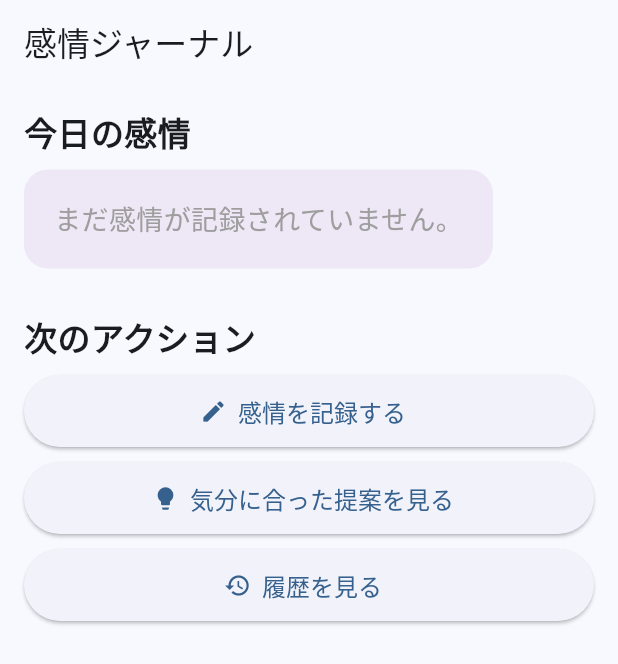
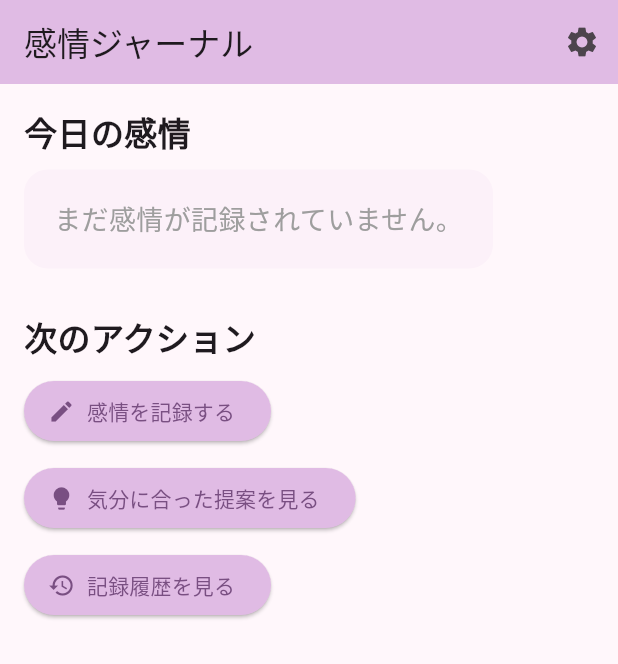
Before and after one commit to saitouruna/flutter_application_1, a Flutter app: the screen it shows after launch, on a phone screen of 412 x 824 dp. Shown: the top 664 px of the screen. Run offline on Flutter 3.47's test engine with Material 3 defaults, Android fonts, the phone set to English and light mode, and no system bars; our stand-ins replace sqflite; accounts and stored records are empty.

Commit message:
設定画面で色の変更機能を追加

```diff
--- a/lib/providers/theme_provider.dart
+++ b/lib/providers/theme_provider.dart
@@ -1,7 +1,7 @@
 import 'package:flutter/material.dart';
 
 class ThemeProvider extends ChangeNotifier {
-  Color _primaryColor = Colors.blue;
+  Color _primaryColor = const Color(0xFFE0BBE4);
 
   Color get primaryColor => _primaryColor;
 
--- a/lib/screens/home_screen.dart
+++ b/lib/screens/home_screen.dart
@@ -1,8 +1,10 @@
 import 'package:flutter/material.dart';
 import 'package:provider/provider.dart';
 import '../providers/emotion_provider.dart';
+import '../providers/theme_provider.dart';
 import 'emotion_record_screen.dart';
 import 'suggestion_screen.dart';
+import 'settings_screen.dart';
 import 'history_screen.dart';
 
 class HomeScreen extends StatelessWidget {
@@ -11,27 +13,68 @@ class HomeScreen extends StatelessWidget {
   @override
   Widget build(BuildContext context) {
     final emotionProvider = Provider.of<EmotionProvider>(context);
+    final themeProvider = Provider.of<ThemeProvider>(context);
 
     return Scaffold(
       appBar: AppBar(
         title: const Text('感情ジャーナル'),
+        backgroundColor: themeProvider.primaryColor,
+        actions: [
+          IconButton(
+            icon: const Icon(Icons.settings),
+            onPressed: () {
+              Navigator.push(
+                context,
+                MaterialPageRoute(builder: (_) => const SettingsScreen()),
+              );
+            },
+          ),
+        ],
       ),
-      body: SingleChildScrollView(
+      body: Padding(
         padding: const EdgeInsets.all(16.0),
         child: Column(
           crossAxisAlignment: CrossAxisAlignment.start,
           children: [
-            const SectionTitle(title: '今日の感情'),
+            const Text(
+              '今日の感情',
+              style: TextStyle(fontSize: 22, fontWeight: FontWeight.bold),
+            ),
             const SizedBox(height: 10),
-            EmotionCard(emotion: emotionProvider.selectedEmotion),
+            Container(
+              padding: const EdgeInsets.all(20),
+              decoration: BoxDecoration(
+                color: themeProvider.primaryColor.withOpacity(0.1),
+                borderRadius: BorderRadius.circular(16),
+              ),
+              child: emotionProvider.selectedEmotion != null
+                  ? Row(
+                      children: [
+                        const Icon(Icons.emoji_emotions, size: 32),
+                        const SizedBox(width: 10),
+                        Text(
+                          emotionProvider.selectedEmotion!,
+                          style: const TextStyle(fontSize: 20),
+                        ),
+                      ],
+                    )
+                  : const Text(
+                      'まだ感情が記録されていません。',
+                      style: TextStyle(fontSize: 18, color: Colors.grey),
+                    ),
+            ),
             const SizedBox(height: 30),
-
-            const SectionTitle(title: '次のアクション'),
+            const Text(
+              '次のアクション',
+              style: TextStyle(fontSize: 22, fontWeight: FontWeight.bold),
+            ),
             const SizedBox(height: 10),
-
-            ActionButton(
-              icon: Icons.edit,
-              label: '感情を記録する',
+            ElevatedButton.icon(
+              icon: const Icon(Icons.edit),
+              label: const Text('感情を記録する'),
+              style: ElevatedButton.styleFrom(
+                backgroundColor: themeProvider.primaryColor,
+              ),
               onPressed: () {
                 Navigator.push(
                   context,
@@ -40,10 +83,12 @@ class HomeScreen extends StatelessWidget {
               },
             ),
             const SizedBox(height: 10),
-
-            ActionButton(
-              icon: Icons.lightbulb,
-              label: '気分に合った提案を見る',
+            ElevatedButton.icon(
+              icon: const Icon(Icons.lightbulb),
+              label: const Text('気分に合った提案を見る'),
+              style: ElevatedButton.styleFrom(
+                backgroundColor: themeProvider.primaryColor,
+              ),
               onPressed: () {
                 Navigator.push(
                   context,
@@ -52,10 +97,12 @@ class HomeScreen extends StatelessWidget {
               },
             ),
             const SizedBox(height: 10),
-
-            ActionButton(
-              icon: Icons.history,
-              label: '履歴を見る',
+            ElevatedButton.icon(
+              icon: const Icon(Icons.history),
+              label: const Text('記録履歴を見る'),
+              style: ElevatedButton.styleFrom(
+                backgroundColor: themeProvider.primaryColor,
+              ),
               onPressed: () {
                 Navigator.push(
                   context,
@@ -69,73 +116,3 @@ class HomeScreen extends StatelessWidget {
     );
   }
 }
-
-class SectionTitle extends StatelessWidget {
-  final String title;
-  const SectionTitle({super.key, required this.title});
-
-  @override
-  Widget build(BuildContext context) {
-    return Text(
-      title,
-      style: const TextStyle(fontSize: 22, fontWeight: FontWeight.bold),
-    );
-  }
-}
-
-class EmotionCard extends StatelessWidget {
-  final String? emotion;
-  const EmotionCard({super.key, required this.emotion});
-
-  @override
-  Widget build(BuildContext context) {
-    return Container(
-      padding: const EdgeInsets.all(20),
-      decoration: BoxDecoration(
-        color: Colors.deepPurple.shade50,
-        borderRadius: BorderRadius.circular(16),
-      ),
-      child: emotion != null
-          ? Row(
-              children: [
-                const Icon(Icons.emoji_emotions, size: 32, color: Colors.deepPurple),
-                const SizedBox(width: 10),
-                Text(
-                  emotion!,
-                  style: const TextStyle(fontSize: 20, fontWeight: FontWeight.w500),
-                ),
-              ],
-            )
-          : const Text(
-              'まだ感情が記録されていません。',
-              style: TextStyle(fontSize: 18, color: Colors.grey),
-            ),
-    );
-  }
-}
-
-class ActionButton extends StatelessWidget {
-  final IconData icon;
-  final String label;
-  final VoidCallback onPressed;
-
-  const ActionButton({
-    super.key,
-    required this.icon,
-    required this.label,
-    required this.onPressed,
-  });
-
-  @override
-  Widget build(BuildContext context) {
-    return ElevatedButton.icon(
-      icon: Icon(icon),
-      label: Text(label),
-      onPressed: onPressed,
-      style: ElevatedButton.styleFrom(
-        minimumSize: const Size.fromHeight(48),
-        textStyle: const TextStyle(fontSize: 16),
-      ),
-    );
-  }
-}
--- a/lib/screens/settings_screen.dart
+++ b/lib/screens/settings_screen.dart
@@ -6,11 +6,11 @@ class SettingsScreen extends StatelessWidget {
   const SettingsScreen({super.key});
 
   final List<Color> colorOptions = const [
-    Colors.blue,
-    Colors.red,
-    Colors.green,
-    Colors.orange,
-    Colors.purple,
+    Color(0xFFFFD1DC),
+    Color(0xFFFFF4B2),
+    Color(0xFFB5EAD7),
+    Color(0xFFAEC6CF),
+    Color(0xFFE0BBE4),
   ];
 
   @override
```
